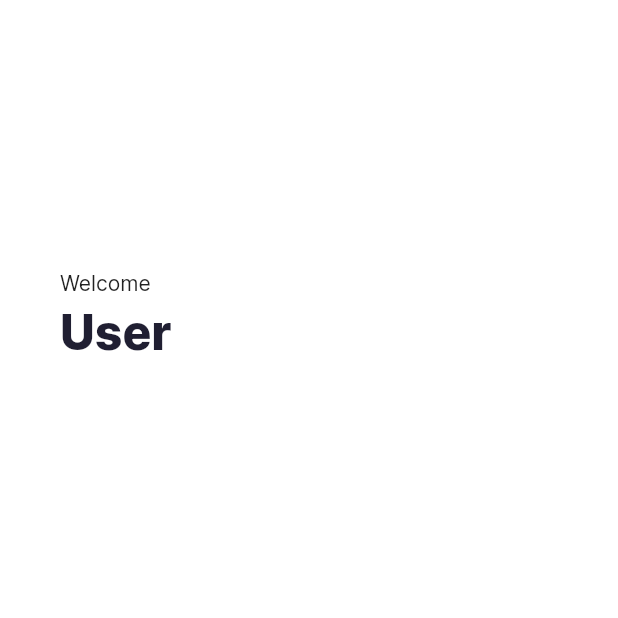
After one commit to adiboii/inquire_near, a Flutter app: the Dashboard screen opened directly, on a phone screen of 412 x 824 dp, the top half of it. The commit adds this screen. Run offline on Flutter 3.47's test engine with Material 2 defaults, Android fonts, the light colour scheme and no system bars.

Commit message:
added dashboard

```diff
--- /dev/null
+++ b/lib/dashboard.dart
@@ -0,0 +1,42 @@
+import 'package:flutter/material.dart';
+
+class Dashboard extends StatefulWidget {
+  const Dashboard({Key? key}) : super(key: key);
+
+  @override
+  State<Dashboard> createState() => _DashboardState();
+}
+
+class _DashboardState extends State<Dashboard> {
+  final TextEditingController _emailController = TextEditingController();
+
+  @override
+  Widget build(BuildContext context) {
+    return Scaffold(
+      body: Container(
+        padding: EdgeInsets.fromLTRB(40, 150, 40, 0),
+        child: Column(
+          mainAxisAlignment: MainAxisAlignment.start,
+          crossAxisAlignment: CrossAxisAlignment.start,
+          children: [
+            SizedBox(height: 30),
+            Align(
+              alignment: Alignment.bottomLeft,
+              child: Column(
+                crossAxisAlignment: CrossAxisAlignment.start,
+                children: [
+                  Text("Welcome"),
+                  SizedBox(height: 5),
+                  Text(
+                    "User",
+                    style: Theme.of(context).textTheme.headline1,
+                  ),
+                ],
+              ),
+            ),
+          ],
+        ),
+      ),
+    );
+  }
+}
--- a/lib/home_page.dart
+++ b/lib/home_page.dart
@@ -49,11 +49,17 @@ class HomePage extends StatelessWidget {
             Column(
               children: [
                 ButtonFill(
-                  label: "Create Account",
+                  label: "Sign In",
+                  onTap: () {
+                    Navigator.pushNamed(context, '/login');
+                  },
                 ),
                 SizedBox(height: 10),
                 ButtonOutline(
-                  label: "Sign In",
+                  label: "Create Account",
+                  onTap: () {
+                    Navigator.pushNamed(context, 'sign_up');
+                  },
                 ),
               ],
             )
```
